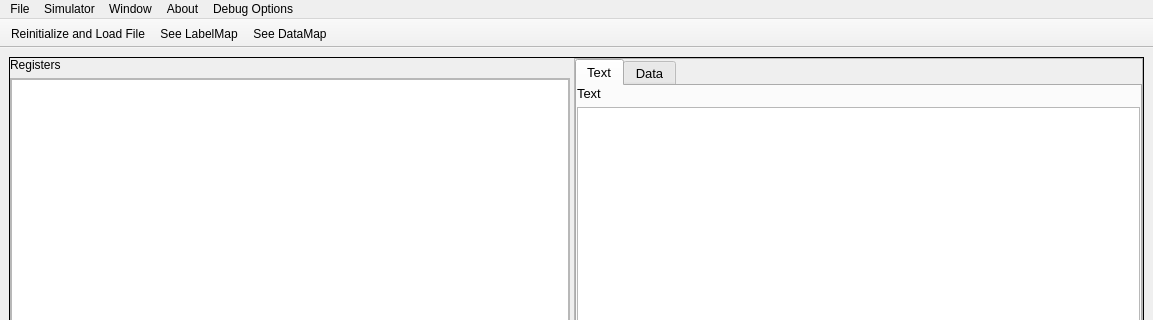
First picture: the form in mainwindow.ui, repository GithinGeorge2k1/CO_MIPS_SIMULATOR, before the edit; both pictures show x 0 to 1153 and y 0 to 320 of the 1153 by 632 pixel window.
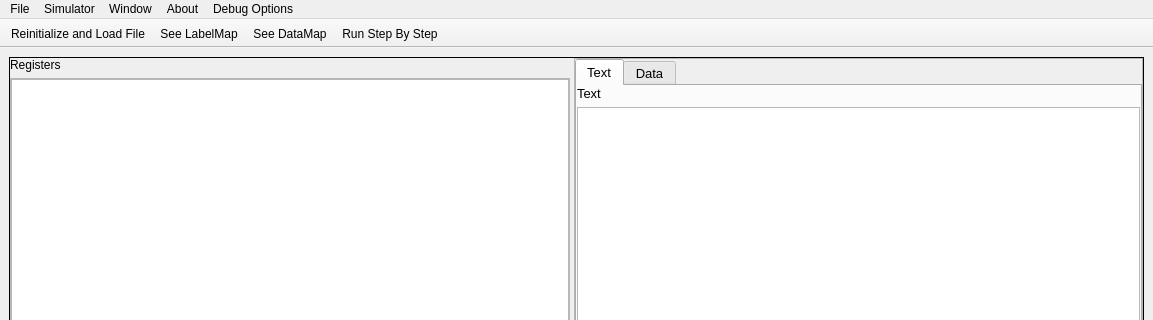
Second picture: the form after the edit.

The edit to the form file:
```diff
--- a/mainwindow.ui
+++ b/mainwindow.ui
@@ -282,6 +282,7 @@
    <addaction name="actionReinitialize_and_Load_File"/>
    <addaction name="actionSee_LabelMap"/>
    <addaction name="actionSee_DataMap"/>
+   <addaction name="actionRun_Step_By_Step"/>
   </widget>
   <action name="actionReinitialize_and_Load_File">
    <property name="text">
@@ -348,6 +349,11 @@
     <string>See DataMap</string>
    </property>
   </action>
+  <action name="actionRun_Step_By_Step">
+   <property name="text">
+    <string>Run Step By Step</string>
+   </property>
+  </action>
  </widget>
  <resources/>
  <connections/>
```
Left out of the diff: 2 changed lines with no effect on the pictures.
